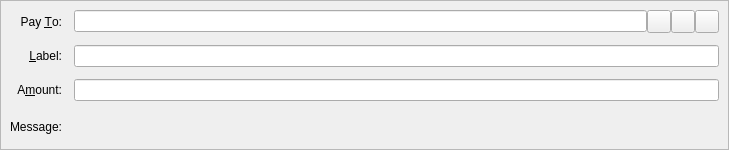
Above: src/qt/forms/sendcoinsentry.ui from dantehemerson/own-btc before the change. Below: the same form after it.
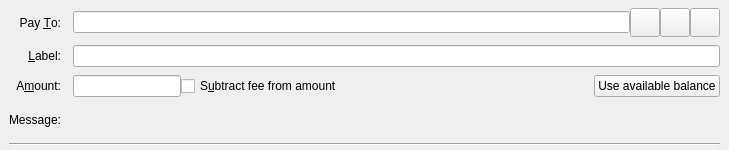
That is the form after the change. Icons and pictures are not drawn. Custom widgets are drawn as their Qt base class.

Diff of the .ui file:
```diff
--- a/src/qt/forms/sendcoinsentry.ui
+++ b/src/qt/forms/sendcoinsentry.ui
@@ -21,15 +21,21 @@
     <string>This is a normal payment.</string>
    </property>
    <property name="frameShape">
-    <enum>QFrame::StyledPanel</enum>
-   </property>
-   <property name="frameShadow">
-    <enum>QFrame::Sunken</enum>
+    <enum>QFrame::NoFrame</enum>
    </property>
    <layout class="QGridLayout" name="gridLayout">
-    <property name="spacing">
+    <property name="topMargin">
+     <number>8</number>
+    </property>
+    <property name="bottomMargin">
+     <number>4</number>
+    </property>
+    <property name="horizontalSpacing">
      <number>12</number>
     </property>
+    <property name="verticalSpacing">
+     <number>8</number>
+    </property>
     <item row="0" column="0">
      <widget class="QLabel" name="payToLabel">
       <property name="text">
@@ -67,6 +73,12 @@
          <iconset resource="../bitcoin.qrc">
           <normaloff>:/icons/address-book</normaloff>:/icons/address-book</iconset>
         </property>
+        <property name="iconSize">
+         <size>
+          <width>22</width>
+          <height>22</height>
+         </size>
+        </property>
         <property name="shortcut">
          <string>Alt+A</string>
         </property>
@@ -84,6 +96,12 @@
          <iconset resource="../bitcoin.qrc">
           <normaloff>:/icons/editpaste</normaloff>:/icons/editpaste</iconset>
         </property>
+        <property name="iconSize">
+         <size>
+          <width>22</width>
+          <height>22</height>
+         </size>
+        </property>
         <property name="shortcut">
          <string>Alt+P</string>
         </property>
@@ -101,6 +119,12 @@
          <iconset resource="../bitcoin.qrc">
           <normaloff>:/icons/remove</normaloff>:/icons/remove</iconset>
         </property>
+        <property name="iconSize">
+         <size>
+          <width>22</width>
+          <height>22</height>
+         </size>
+        </property>
        </widget>
       </item>
      </layout>
@@ -139,7 +163,28 @@
      </widget>
     </item>
     <item row="2" column="1">
-     <widget class="BitcoinAmountField" name="payAmount"/>
+     <layout class="QHBoxLayout" name="horizontalLayoutAmount" stretch="0,1,0">
+      <item>
+       <widget class="BitcoinAmountField" name="payAmount"/>
+      </item>
+      <item>
+       <widget class="QCheckBox" name="checkboxSubtractFeeFromAmount">
+        <property name="toolTip">
+         <string>The fee will be deducted from the amount being sent. The recipient will receive less bitcoins than you enter in the amount field. If multiple recipients are selected, the fee is split equally.</string>
+        </property>
+        <property name="text">
+         <string>S&amp;ubtract fee from amount</string>
+        </property>
+       </widget>
+      </item>
+      <item>
+       <widget class="QPushButton" name="useAvailableBalanceButton">
+        <property name="text">
+         <string>Use available balance</string>
+        </property>
+       </widget>
+      </item>
+     </layout>
     </item>
     <item row="3" column="0">
      <widget class="QLabel" name="messageLabel">
@@ -161,6 +206,13 @@
       </property>
      </widget>
     </item>
+    <item row="4" column="0" colspan="2">
+     <widget class="Line" name="line">
+      <property name="orientation">
+       <enum>Qt::Horizontal</enum>
+      </property>
+     </widget>
+    </item>
    </layout>
   </widget>
   <widget class="QFrame" name="SendCoins_InsecurePaymentRequest">
```
Left out of the diff: 24 changed lines with no effect on the pictures.
